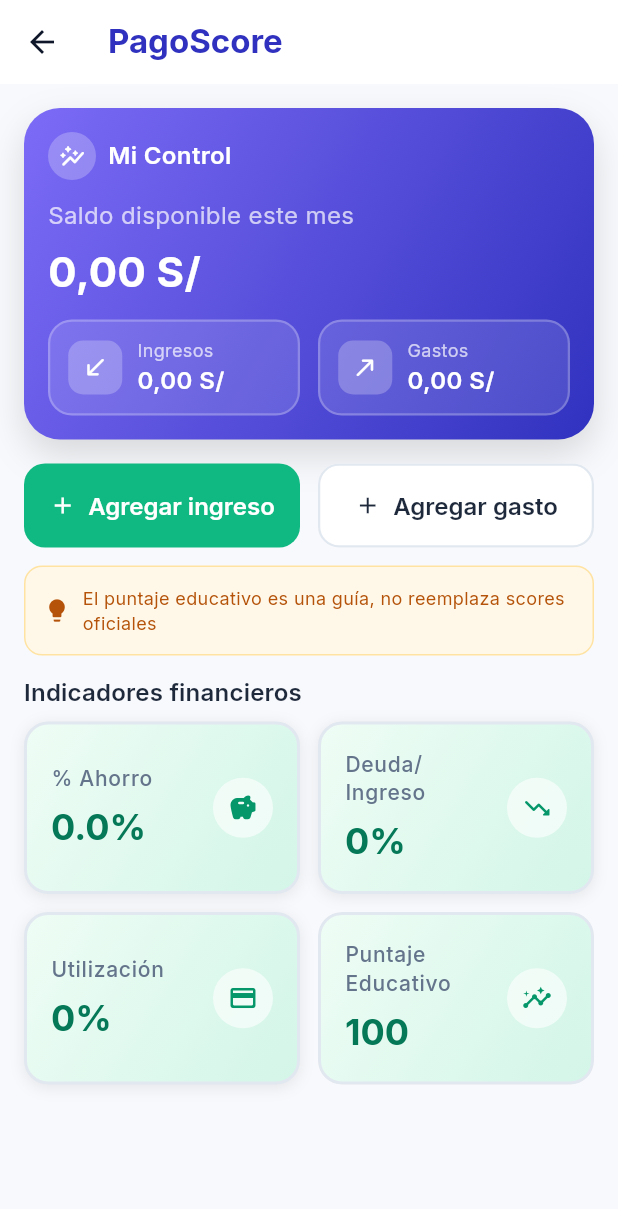
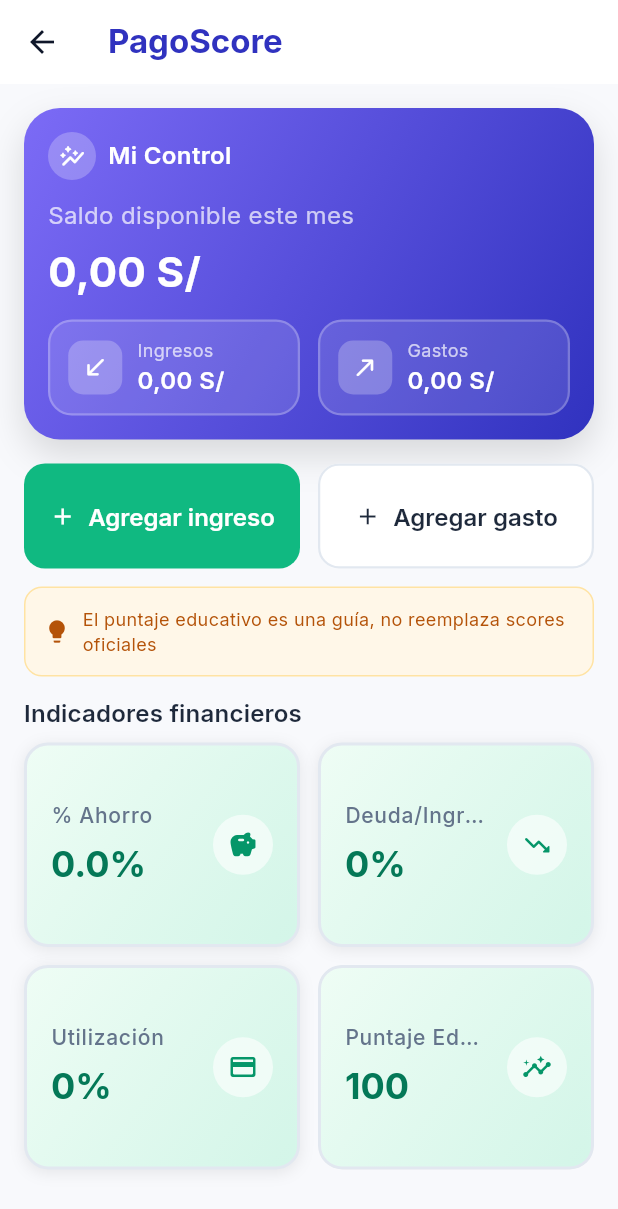
Before and after one commit to JhuniorCruz/app_finanzas, a Flutter app: the DashboardPage screen opened directly, on a phone screen of 412 x 824 dp. Shown: the top 1209 px of the screen. Run offline on Flutter 3.47's test engine with Material 3 defaults, Android fonts, the light colour scheme and no system bars; our stand-ins replace fl_chart, flutter_dotenv, google_fonts, shared_preferences, supabase_flutter; accounts and stored records are empty.

Commit message:
paremeters_sync

```diff
--- a/lib/presentation/features/auth/view/login_page.dart
+++ b/lib/presentation/features/auth/view/login_page.dart
@@ -20,7 +20,7 @@
   final _passNode = FocusNode();
 
   bool _showPass = false;
-  bool _remember = false;
+  bool _remember = true; // marcado por defecto
   String? _generalError;
 
   @override
--- a/lib/presentation/features/dashboard/view/dashboard_page.dart
+++ b/lib/presentation/features/dashboard/view/dashboard_page.dart
@@ -7,7 +7,6 @@
 
 import '../../../../core/utils/formatters.dart';
 import '../../../../core/theme/app_theme.dart';
-//import '../../../../core/utils/scoring.dart' show Thresholds; // <- para el tipo
 import '../../../../core/utils/scoring.dart' show ScoreResult;
 import '../../../widgets/kpi_card.dart' as k;
 
@@ -41,7 +40,6 @@
 
       final settings = context.read<SettingsController>();
       // ScoreController.load([thresholds])
-      //await context.read<ScoreController>().load(settings.thresholds);
       final score = context.read<ScoreController>();
       if (!score.loading && score.monthlyResult == null) {
         await score.load(settings.thresholds);
@@ -52,6 +50,7 @@
   @override
   Widget build(BuildContext context) {
     final txVm = context.watch<TransactionsController>();
+    final debtsVm = context.watch<DebtsController>();
     final scoreVm = context.watch<ScoreController>();
 
     // ====== Cifras del MES (solo para el header) ======
@@ -96,6 +95,31 @@
         }[status] ??
         k.KpiStatus.warning;
 
+    final isLoading =
+        txVm.busy ||
+        debtsVm.loading ||
+        (scoreVm.loading && scoreVm.monthlyResult == null);
+
+    if (isLoading) {
+      return Scaffold(
+        appBar: AppBar(
+          title: const Text('PagoScore'),
+          backgroundColor: Colors.white,
+          foregroundColor: Color(0xFF0F172A),
+          elevation: 0,
+          centerTitle: false,
+          surfaceTintColor: Colors.transparent,
+          titleTextStyle: const TextStyle(
+            fontSize: 22,
+            fontWeight: FontWeight.w700,
+            fontFamily: 'Inter',
+            color: Color.fromRGBO(48, 50, 191, 1),
+          ),
+        ),
+        body: const Center(child: CircularProgressIndicator()),
+      );
+    }
+
     return Scaffold(
       appBar: AppBar(
         title: const Text('PagoScore'),
@@ -127,7 +151,7 @@
             children: [
               Expanded(
                 child: SizedBox(
-                  height: 56,
+                  height: 70,
                   child: FilledButton.icon(
                     style: FilledButton.styleFrom(
                       backgroundColor: AppColors.accent,
@@ -145,7 +169,7 @@
               const SizedBox(width: 12),
               Expanded(
                 child: SizedBox(
-                  height: 56,
+                  height: 70,
                   child: OutlinedButton.icon(
                     style: OutlinedButton.styleFrom(
                       foregroundColor: AppColors.foreground,
@@ -185,28 +209,26 @@
             crossAxisCount: 2,
             mainAxisSpacing: 12,
             crossAxisSpacing: 12,
-            childAspectRatio: 1.6,
+            // Más alto para evitar overflows en dispositivos chicos
+            childAspectRatio: 1.35,
             shrinkWrap: true,
             physics: const NeverScrollableScrollPhysics(),
             children: [
               k.KpiCard(
                 title: '% Ahorro',
                 value: '${savingsRate.toStringAsFixed(1)}%',
-                //status: _statusForSavings(savingsRate, thresholds),
                 status: _statusFromFactor(mr, 'savings'),
                 icon: Icons.savings_rounded,
               ),
               k.KpiCard(
                 title: 'Deuda/Ingreso',
                 value: '${dti.toStringAsFixed(0)}%',
-                //status: _statusForDTI(dti, thresholds),
                 status: _statusFromFactor(mr, 'debtToIncome'),
                 icon: Icons.trending_down_rounded,
               ),
               k.KpiCard(
                 title: 'Utilización',
                 value: '${utilization.toStringAsFixed(0)}%',
-                //status: _statusForUtil(utilization, thresholds),
                 status: _statusFromFactor(mr, 'utilization'),
                 icon: Icons.credit_card_rounded,
               ),
--- a/lib/presentation/features/settings/controller/settings_controller.dart
+++ b/lib/presentation/features/settings/controller/settings_controller.dart
@@ -11,9 +11,7 @@
   final Future<UserProfile?> Function() _getProfile;
   final Future<void> Function(UserProfile) _saveProfile;
 
-  SettingsController(this._getProfile, this._saveProfile) {
-    load();
-  }
+  SettingsController(this._getProfile, this._saveProfile);
 
   UserProfile? _profile;
   bool _busy = false;
@@ -22,21 +20,24 @@
   bool get busy => _busy;
 
   /// Devuelve los umbrales que usa el Score. Si aún no hay perfil,
-  /// usa los valores por defecto (defaultThresholds).
-  Thresholds get thresholds => Thresholds(
-    savingsTarget: _profile?.savingsTarget ?? defaultThresholds.savingsTarget,
-    debtToIncomeWarning:
-        _profile?.debtToIncomeThreshold ??
-        defaultThresholds.debtToIncomeWarning,
-    utilizationWarning:
-        _profile?.utilizationThreshold ?? defaultThresholds.utilizationWarning,
-  );
+  /// usa los valores por defecto del perfil inicial para mantener
+  /// consistencia con la UI de Ajustes.
+  Thresholds get thresholds {
+    final p = _profile ?? UserProfile.initial();
+    return Thresholds(
+      savingsTarget: p.savingsTarget,
+      debtToIncomeWarning: p.debtToIncomeThreshold,
+      utilizationWarning: p.utilizationThreshold,
+    );
+  }
 
   Future<void> load() async {
     _busy = true;
     notifyListeners();
     try {
       _profile = await _getProfile();
+    } catch (_) {
+      // Puede fallar si aún no hay sesión; el llamador puede reintentar.
     } finally {
       _busy = false;
       notifyListeners();
--- a/lib/presentation/widgets/kpi_card.dart
+++ b/lib/presentation/widgets/kpi_card.dart
@@ -59,7 +59,7 @@
     final borderRadius = BorderRadius.circular(16);
 
     final card = Container(
-      constraints: const BoxConstraints(minHeight: 86),
+      constraints: const BoxConstraints(minHeight: 92),
       decoration: BoxDecoration(
         gradient: _bg(status),
         borderRadius: borderRadius,
@@ -85,6 +85,8 @@
                   style: Theme.of(context).textTheme.labelMedium?.copyWith(
                     color: const Color(0xFF64748B),
                   ),
+                  maxLines: 1,
+                  overflow: TextOverflow.ellipsis,
                 ),
                 const SizedBox(height: 6),
                 FittedBox(
```
Also changed, not shown: lib/presentation/app/di.dart (+10 -2 lines), lib/presentation/features/score/view/score_detail_page.dart (+83 -51 lines), lib/presentation/features/score/view/score_recommendations_page.dart (+0 -92 lines), lib/presentation/features/settings/view/settings_page.dart (+41 -1 lines).
